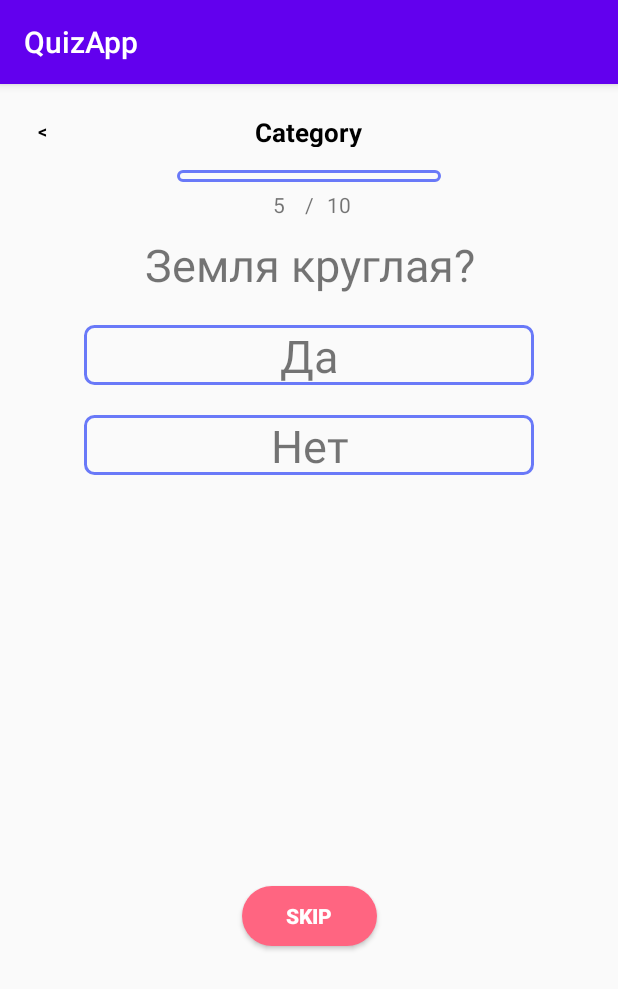
After one commit to PavelMarusov/QuizApp, an Android app: the QuestionActivity screen opened directly, with no data from a screen before it, on a phone screen of 412 x 824 dp. The commit adds this screen. Shown: the top 989 px of the screen. Run offline under Robolectric (Android 15) with nearby library versions, the phone set to English and light mode, and no system bars.

Commit message:
дополнение по дз 2

```diff
--- /dev/null
+++ b/app/src/main/java/com/example/quizapp/ui/adapter/ListQuestionAdapter.java
@@ -0,0 +1,98 @@
+package com.example.quizapp.ui.adapter;
+
+import android.util.Log;
+import android.view.LayoutInflater;
+import android.view.View;
+import android.view.ViewGroup;
+import android.widget.TextView;
+
+import androidx.annotation.NonNull;
+import androidx.recyclerview.widget.RecyclerView;
+
+import com.example.quizapp.R;
+import com.example.quizapp.ui.interfaces.OnItemClicked;
+import com.example.quizapp.ui.model.QuestionModel;
+
+import java.util.List;
+
+public class ListQuestionAdapter extends RecyclerView.Adapter<ListQuestionAdapter.QuestionsHolder> {
+    private List<QuestionModel> list;
+    private OnItemClicked listner;
+
+    public ListQuestionAdapter(List<QuestionModel> list, OnItemClicked listener) {
+        this.list = list;
+        this.listner = listener;
+    }
+
+    @NonNull
+    @Override
+    public QuestionsHolder onCreateViewHolder(@NonNull ViewGroup parent, int viewType) {
+        LayoutInflater inflater = LayoutInflater.from(parent.getContext());
+        View view = inflater.inflate(R.layout.list_question, parent, false);
+        return new QuestionsHolder(view);
+    }
+
+    @Override
+    public void onBindViewHolder(@NonNull QuestionsHolder holder, int position) {
+        holder.onBind(list.get(position));
+    }
+
+    @Override
+    public int getItemCount() {
+        return list.size();
+    }
+
+    class QuestionsHolder extends RecyclerView.ViewHolder {
+        private TextView title, answer1, answer2, answer3, answer4;
+
+        public QuestionsHolder(@NonNull View itemView) {
+            super(itemView);
+            title = itemView.findViewById(R.id.quest_title_tv);
+            answer1 = itemView.findViewById(R.id.quest_answer1_tv);
+            answer2 = itemView.findViewById(R.id.quest_answer2_tv);
+            answer3 = itemView.findViewById(R.id.quest_answer3_tv);
+            answer4 = itemView.findViewById(R.id.quest_answer4_tv);
+            answer1.setOnClickListener(new View.OnClickListener() {
+                @Override
+                public void onClick(View view) {
+                    listner.onItemClick();
+                }
+            });
+            answer2.setOnClickListener(new View.OnClickListener() {
+                @Override
+                public void onClick(View view) {
+                    listner.onItemClick();
+                }
+            });
+            answer3.setOnClickListener(new View.OnClickListener() {
+                @Override
+                public void onClick(View view) {
+                    listner.onItemClick();
+                }
+            });
+            answer4.setOnClickListener(new View.OnClickListener() {
+                @Override
+                public void onClick(View view) {
+                    listner.onItemClick();
+                }
+            });
+        }
+
+        public void onBind(QuestionModel model) {
+            title.setText(model.getTitle());
+            if (!model.isMulti()) {
+                answer2.setVisibility(View.GONE);
+                answer4.setVisibility(View.GONE);
+                answer1.setText(model.getAnswer_first());
+                answer3.setText(model.getAnswer_third());
+            } else {
+                answer1.setText(model.getAnswer_first());
+                answer2.setText(model.getAnswer_second());
+                answer3.setText(model.getAnswer_third());
+                answer4.setText(model.getAnswer_four());
+            }
+
+
+        }
+    }
+}
--- a/app/src/main/java/com/example/quizapp/ui/fragment/main/MainFragment.java
+++ b/app/src/main/java/com/example/quizapp/ui/fragment/main/MainFragment.java
@@ -4,6 +4,7 @@ import androidx.appcompat.widget.AppCompatSeekBar;
 import androidx.lifecycle.Observer;
 import androidx.lifecycle.ViewModelProviders;
 
+import android.content.Intent;
 import android.graphics.Color;
 import android.graphics.PorterDuff;
 import android.os.Bundle;
@@ -20,7 +21,9 @@ import android.widget.Button;
 import android.widget.SeekBar;
 import android.widget.TextView;
 
+import com.example.quizapp.MainActivity;
 import com.example.quizapp.R;
+import com.example.quizapp.ui.presentation.QuestionActivity;
 
 import java.util.Objects;
 
@@ -29,7 +32,7 @@ public class MainFragment extends Fragment {
     private MainViewModel mViewModel;
     private TextView counter, mainCounter;
     private AppCompatSeekBar seekBar;
-    private Button plus_btn, minus_btn;
+    private Button plus_btn, minus_btn,start_btn;
 
 
     public static MainFragment newInstance() {
@@ -45,6 +48,14 @@ public class MainFragment extends Fragment {
         seekBar = view.findViewById(R.id.main_fr_seekBar);
         plus_btn = view.findViewById(R.id.main_plus_btn);
         minus_btn = view.findViewById(R.id.main_minus_btn);
+        start_btn = view.findViewById(R.id.main_start_btn);
+        start_btn.setOnClickListener(new View.OnClickListener() {
+            @Override
+            public void onClick(View view) {
+                Intent intent = new Intent(getActivity(), QuestionActivity.class);
+                startActivity(intent);
+            }
+        });
 
         return view;
     }
--- /dev/null
+++ b/app/src/main/java/com/example/quizapp/ui/interfaces/OnItemClicked.java
@@ -0,0 +1,5 @@
+package com.example.quizapp.ui.interfaces;
+
+public interface OnItemClicked {
+    void onItemClick();
+}
--- /dev/null
+++ b/app/src/main/java/com/example/quizapp/ui/model/QuestionModel.java
@@ -0,0 +1,67 @@
+package com.example.quizapp.ui.model;
+
+public class QuestionModel {
+    private String title;
+    private String answer_first;
+    private String answer_second;
+    private String answer_third;
+    private String answer_four;
+    private boolean isMulti ;
+
+    public QuestionModel(String title, String answer_first, String answer_second, String answer_third, String answer_four, boolean isMulti) {
+        this.title = title;
+        this.answer_first = answer_first;
+        this.answer_second = answer_second;
+        this.answer_third = answer_third;
+        this.answer_four = answer_four;
+        this.isMulti = isMulti;
+    }
+
+    public String getAnswer_third() {
+        return answer_third;
+    }
+
+    public void setAnswer_third(String answer_third) {
+        this.answer_third = answer_third;
+    }
+
+    public String getAnswer_four() {
+        return answer_four;
+    }
+
+    public void setAnswer_four(String answer_four) {
+        this.answer_four = answer_four;
+    }
+
+    public String getTitle() {
+        return title;
+    }
+
+    public boolean isMulti() {
+        return isMulti;
+    }
+
+    public void setMulti(boolean multi) {
+        isMulti = multi;
+    }
+
+    public void setTitle(String title) {
+        this.title = title;
+    }
+
+    public String getAnswer_first() {
+        return answer_first;
+    }
+
+    public void setAnswer_first(String answer_first) {
+        this.answer_first = answer_first;
+    }
+
+    public String getAnswer_second() {
+        return answer_second;
+    }
+
+    public void setAnswer_second(String answer_second) {
+        this.answer_second = answer_second;
+    }
+}
--- /dev/null
+++ b/app/src/main/java/com/example/quizapp/ui/presentation/NonScrollRecyclerView.java
@@ -0,0 +1,34 @@
+package com.example.quizapp.ui.presentation;
+
+import android.content.Context;
+import android.util.AttributeSet;
+import android.view.MotionEvent;
+
+import androidx.annotation.NonNull;
+import androidx.annotation.Nullable;
+import androidx.recyclerview.widget.RecyclerView;
+
+public class NonScrollRecyclerView extends RecyclerView {
+    private boolean isScrolling = false;
+    public NonScrollRecyclerView(@NonNull Context context) {
+        super(context);
+    }
+
+    public NonScrollRecyclerView(@NonNull Context context, @Nullable AttributeSet attrs) {
+        super(context, attrs);
+    }
+
+    public NonScrollRecyclerView(@NonNull Context context, @Nullable AttributeSet attrs, int defStyleAttr) {
+        super(context, attrs, defStyleAttr);
+    }
+
+    @Override
+    public boolean onTouchEvent(MotionEvent e) {
+        return isScrolling&&super.onTouchEvent(e);
+    }
+
+    @Override
+    public boolean onInterceptTouchEvent(MotionEvent e) {
+        return isScrolling&& super.onInterceptTouchEvent(e);
+    }
+}
--- /dev/null
+++ b/app/src/main/java/com/example/quizapp/ui/presentation/QuestionActivity.java
@@ -0,0 +1,52 @@
+package com.example.quizapp.ui.presentation;
+
+import androidx.appcompat.app.AppCompatActivity;
+import androidx.lifecycle.MutableLiveData;
+import androidx.recyclerview.widget.RecyclerView;
+
+import android.os.Bundle;
+import android.util.Log;
+import android.view.animation.Animation;
+import android.widget.ProgressBar;
+import android.widget.SeekBar;
+
+import com.example.quizapp.R;
+import com.example.quizapp.ui.adapter.ListQuestionAdapter;
+import com.example.quizapp.ui.interfaces.OnItemClicked;
+import com.example.quizapp.ui.model.QuestionModel;
+import com.example.quizapp.ui.viewModel.QuestionModelRepository;
+
+import java.util.ArrayList;
+import java.util.List;
+
+public class QuestionActivity extends AppCompatActivity implements OnItemClicked {
+    private ListQuestionAdapter adapter;
+    private RecyclerView recyclerView;
+    private List<QuestionModel> list;
+    public MutableLiveData<Integer> liveData = new MutableLiveData<>();
+    private ProgressBar progressBar;
+
+    @Override
+    protected void onCreate(Bundle savedInstanceState) {
+        super.onCreate(savedInstanceState);
+        setContentView(R.layout.activity_question);
+        progressBar = findViewById(R.id.quest_progress_bar);
+        recyclerView = findViewById(R.id.question_rv);
+        list = new QuestionModelRepository().getQuestionList();
+        adapter = new ListQuestionAdapter(list, this);
+        recyclerView.setAdapter(adapter);
+
+    }
+
+    @Override
+    public void onItemClick() {
+        if (liveData.getValue() == null){
+            liveData.setValue(0);
+
+        }
+        liveData.setValue(liveData.getValue()+1);
+        recyclerView.scrollToPosition(liveData.getValue());
+
+        Log.d("pop","onItemClick" );
+    }
+}
--- /dev/null
+++ b/app/src/main/java/com/example/quizapp/ui/viewModel/QuestionModelRepository.java
@@ -0,0 +1,53 @@
+package com.example.quizapp.ui.viewModel;
+
+import com.example.quizapp.ui.model.QuestionModel;
+
+import java.util.ArrayList;
+import java.util.List;
+
+public class QuestionModelRepository {
+
+    public List <QuestionModel> getQuestionList (){
+        List <QuestionModel> list = new ArrayList<>();
+        list.add(new QuestionModel("Земля круглая?","Да","Да","Нет","Нет",false));
+        list.add(new QuestionModel("Сколько букв в слова мама","1","2","3","4",true));
+        list.add(new QuestionModel("Какой город является столицей Мадагаскара",
+                "Бишкек",
+                "Москва",
+                "Антананариву",
+                "Каир",
+                true));
+        list.add(new QuestionModel("java - это обьектно ориентированный язык програмирования",
+                "Да",
+                "Да",
+                "Нет",
+                "Нет",
+                false));
+        list.add(new QuestionModel("Правда ли что чисто Пи = 3,14",
+                "Да",
+                "Да",
+                "Нет",
+                "Нет",
+                false));
+        list.add(new QuestionModel("Кто автор Закона всемирного тяготения",
+                "И.Ньютон",
+                "Д.Минделеев",
+                "П.Марусов",
+                "Такого законе нет",
+                true));
+        list.add(new QuestionModel("Кыргызстан - входило когда либо в состаав СССР?",
+                "Да",
+                "Да",
+                "Нет",
+                "Нет",
+                false));
+        list.add(new QuestionModel("Сколько будет 2+2*2",
+                "8",
+                "6",
+                "16",
+                "0",
+                true));
+
+        return list;
+    }
+}
--- /dev/null
+++ b/app/src/main/res/drawable/quest_skip_bg.xml
@@ -0,0 +1,16 @@
+<?xml version="1.0" encoding="utf-8"?>
+<selector xmlns:android="http://schemas.android.com/apk/res/android">
+
+    <item android:state_pressed="false">
+        <shape>
+            <solid android:color="#FF6581"/>
+            <corners android:radius="80dp"/>
+        </shape>
+    </item>
+    <item android:state_pressed="true">
+        <shape>
+            <solid android:color="#B82D46"/>
+            <corners android:radius="80dp"/>
+        </shape>
+    </item>
+</selector>
--- /dev/null
+++ b/app/src/main/res/drawable/qustion_answer_bg.xml
@@ -0,0 +1,7 @@
+<?xml version="1.0" encoding="utf-8"?>
+<shape xmlns:android="http://schemas.android.com/apk/res/android">
+    <corners android:radius="6dp"/>
+    <stroke android:color="#6979F8"
+        android:width="2dp"/>
+
+</shape>
--- /dev/null
+++ b/app/src/main/res/layout/activity_question.xml
@@ -0,0 +1,16 @@
+<?xml version="1.0" encoding="utf-8"?>
+<LinearLayout xmlns:android="http://schemas.android.com/apk/res/android"
+    xmlns:app="http://schemas.android.com/apk/res-auto"
+    xmlns:tools="http://schemas.android.com/tools"
+    android:layout_width="match_parent"
+    android:layout_height="match_parent"
+    tools:context=".ui.presentation.QuestionActivity">
+    <com.example.quizapp.ui.presentation.NonScrollRecyclerView
+        android:id="@+id/question_rv"
+        android:layout_width="match_parent"
+        android:layout_height="match_parent"
+        android:orientation="horizontal"
+        tools:listitem="@layout/list_question"
+        app:layoutManager="androidx.recyclerview.widget.LinearLayoutManager"/>
+
+</LinearLayout>
--- /dev/null
+++ b/app/src/main/res/layout/list_question.xml
@@ -0,0 +1,159 @@
+<?xml version="1.0" encoding="utf-8"?>
+<androidx.constraintlayout.widget.ConstraintLayout xmlns:android="http://schemas.android.com/apk/res/android"
+    xmlns:app="http://schemas.android.com/apk/res-auto"
+    xmlns:tools="http://schemas.android.com/tools"
+    android:layout_width="match_parent"
+
+    android:layout_height="match_parent">
+
+    <TextView
+        android:id="@+id/quest_category_tv"
+        android:layout_width="300dp"
+        android:layout_height="22dp"
+        android:layout_marginTop="20dp"
+        android:gravity="center"
+        android:text="Category"
+        android:textColor="@android:color/black"
+        android:textSize="17sp"
+        android:textStyle="bold"
+        app:layout_constraintEnd_toEndOf="parent"
+        app:layout_constraintHorizontal_bias="0.495"
+        app:layout_constraintStart_toStartOf="parent"
+        app:layout_constraintTop_toTopOf="parent"
+        app:layout_constraintVertical_bias="0.0" />
+
+    <TextView
+        android:id="@+id/quest_back_tv"
+        android:layout_width="22dp"
+        android:layout_height="22sp"
+        android:layout_marginTop="20dp"
+        android:layout_marginRight="16dp"
+        android:gravity="center"
+        android:text="@string/back"
+        android:textColor="@android:color/black"
+        android:textSize="12sp"
+        android:textStyle="bold"
+        app:layout_constraintRight_toLeftOf="@id/quest_category_tv"
+        app:layout_constraintTop_toTopOf="parent"
+        app:layout_constraintVertical_bias="0.048" />
+
+    <androidx.core.widget.ContentLoadingProgressBar
+        android:id="@+id/quest_progress_bar"
+        android:layout_width="176dp"
+        android:layout_height="8dp"
+        android:layout_marginTop="15dp"
+        android:background="@drawable/qustion_answer_bg"
+        android:backgroundTintMode="@color/colorPink"
+        android:progressBackgroundTint="@color/colorPink"
+        android:progressTint="@color/colorPink"
+        android:indeterminate="false"
+        app:layout_constraintEnd_toEndOf="parent"
+        app:layout_constraintStart_toStartOf="parent"
+        app:layout_constraintTop_toBottomOf="@id/quest_category_tv" />
+
+    <TextView
+        android:id="@+id/text"
+        android:layout_width="20dp"
+        android:layout_height="20dp"
+        android:layout_marginTop="5dp"
+        android:gravity="center"
+        android:text="/"
+        app:layout_constraintLeft_toLeftOf="parent"
+        app:layout_constraintRight_toRightOf="parent"
+        app:layout_constraintTop_toBottomOf="@id/quest_progress_bar" />
+
+    <TextView
+        android:id="@+id/quest_progressStart"
+        android:layout_width="20dp"
+        android:layout_height="20dp"
+        android:layout_marginTop="5dp"
+        android:gravity="center"
+        android:text="5"
+        app:layout_constraintRight_toLeftOf="@id/text"
+        app:layout_constraintTop_toBottomOf="@id/quest_progress_bar" />
+
+    <TextView
+        android:id="@+id/quest_progressEnd"
+        android:layout_width="20dp"
+        android:layout_height="20dp"
+        android:layout_marginTop="5dp"
+        android:gravity="center"
+        android:text="10"
+        app:layout_constraintLeft_toRightOf="@id/text"
+        app:layout_constraintTop_toBottomOf="@id/quest_progress_bar" />
+
+
+    <TextView
+        android:id="@+id/quest_title_tv"
+        android:layout_width="250dp"
+        android:layout_height="wrap_content"
+        android:layout_marginTop="100dp"
+        android:gravity="center"
+        android:text="Сколько будет 2+2"
+        android:textSize="30sp"
+        app:layout_constraintEnd_toEndOf="parent"
+
+        app:layout_constraintStart_toStartOf="parent"
+        app:layout_constraintTop_toTopOf="parent" />
+
+    <TextView
+        android:id="@+id/quest_answer1_tv"
+        android:layout_width="300dp"
+        android:layout_height="40dp"
+        android:layout_marginTop="20dp"
+        android:background="@drawable/qustion_answer_bg"
+        android:gravity="center"
+        android:textSize="30sp"
+        app:layout_constraintEnd_toEndOf="parent"
+        app:layout_constraintStart_toStartOf="parent"
+        app:layout_constraintTop_toBottomOf="@id/quest_title_tv" />
+
+    <TextView
+        android:id="@+id/quest_answer2_tv"
+        android:layout_width="300dp"
+        android:layout_height="40dp"
+        android:layout_marginTop="20dp"
+        android:gravity="center"
+        android:textSize="30sp"
+        android:background="@drawable/qustion_answer_bg"
+        app:layout_constraintEnd_toEndOf="parent"
+        app:layout_constraintStart_toStartOf="parent"
+        app:layout_constraintTop_toBottomOf="@id/quest_answer1_tv"/>
+    <TextView
+        android:id="@+id/quest_answer3_tv"
+        android:layout_width="300dp"
+        android:layout_height="40dp"
+        android:layout_marginTop="20dp"
+        android:gravity="center"
+        android:textSize="30sp"
+        android:background="@drawable/qustion_answer_bg"
+        app:layout_constraintEnd_toEndOf="parent"
+        app:layout_constraintStart_toStartOf="parent"
+        app:layout_constraintTop_toBottomOf="@id/quest_answer2_tv"/>
+    <TextView
+        android:id="@+id/quest_answer4_tv"
+        android:layout_width="300dp"
+        android:layout_height="40dp"
+        android:layout_marginTop="20dp"
+        android:gravity="center"
+        android:textSize="30sp"
+        android:background="@drawable/qustion_answer_bg"
+        app:layout_constraintEnd_toEndOf="parent"
+        app:layout_constraintStart_toStartOf="parent"
+        app:layout_constraintTop_toBottomOf="@id/quest_answer3_tv"/>
+    <Button
+        android:id="@+id/quest_skip_btn"
+        android:layout_width="90dp"
+        android:layout_height="40dp"
+        app:layout_constraintTop_toBottomOf="@id/quest_answer4_tv"
+        android:layout_marginTop="80dp"
+        app:layout_constraintStart_toStartOf="parent"
+        app:layout_constraintEnd_toEndOf="parent"
+        app:layout_constraintBottom_toBottomOf="parent"
+        android:text="SKIP"
+        android:background="@drawable/quest_skip_bg"
+        android:textStyle="bold"
+        android:textColor="#ffffff"
+        />
+
+</androidx.constraintlayout.widget.ConstraintLayout>
--- a/app/src/main/res/layout/main_fragment.xml
+++ b/app/src/main/res/layout/main_fragment.xml
@@ -138,6 +138,7 @@
 
 
     <Button
+        android:id="@+id/main_start_btn"
         android:layout_width="200dp"
         android:layout_height="50dp"
         app:layout_constraintTop_toBottomOf="@id/main_difficulty_spinner"
--- a/app/src/main/res/values/strings.xml
+++ b/app/src/main/res/values/strings.xml
@@ -9,4 +9,5 @@
     <string name="start">START</string>
     <string name="_10">0</string>
     <string name="_0">0</string>
+    <string name="back"><![CDATA[<]]></string>
 </resources>
```
Also changed, not shown: app/src/main/AndroidManifest.xml (+4 -3 lines), app/src/main/java/com/example/quizapp/ui/fragment/main/MainViewModel.java (line endings or trailing spaces).
